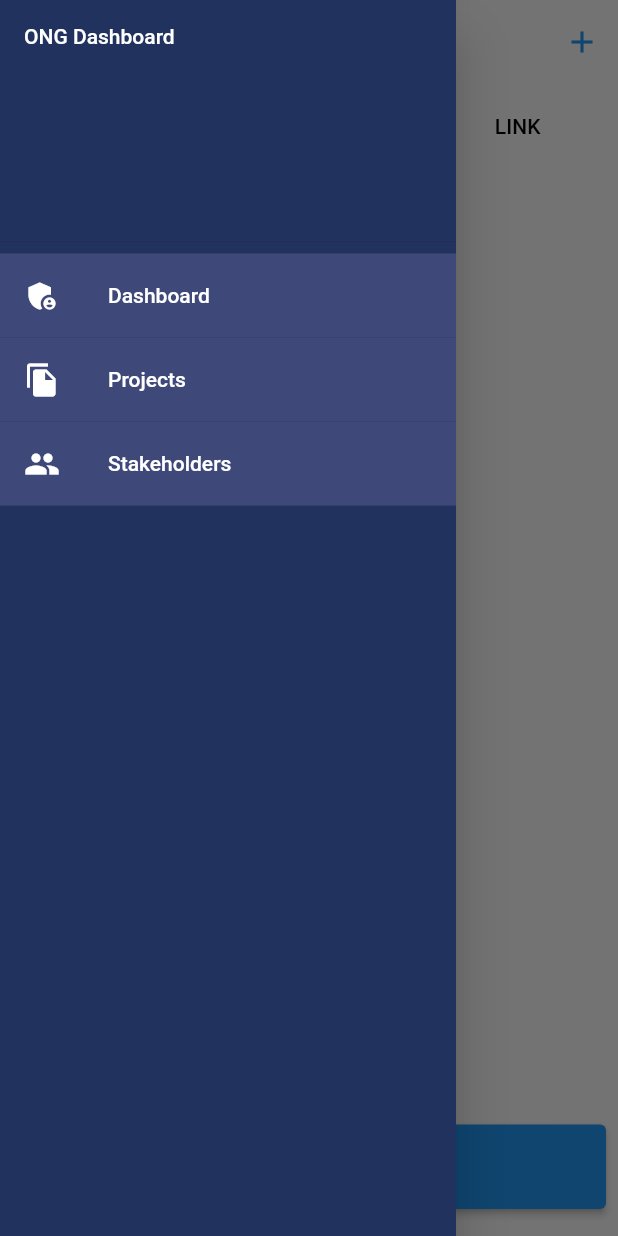
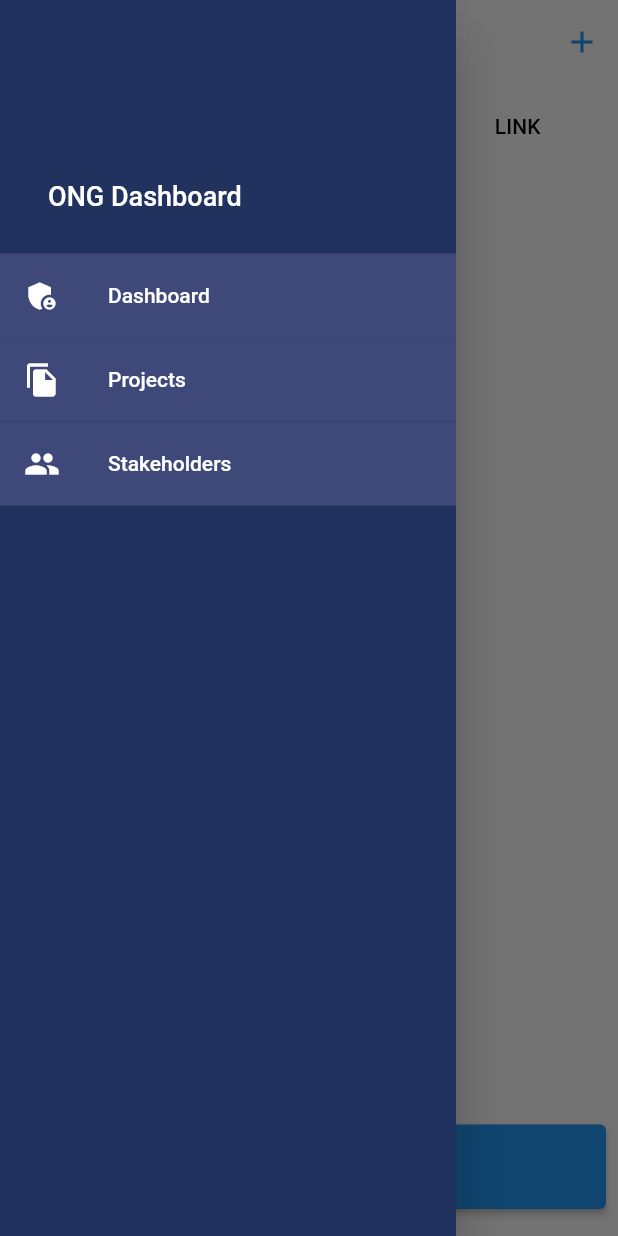
Before and after one commit to senenpalanca/superwoman, a Flutter app: the ProjectsPage screen opened directly, with the side drawer open, on a phone screen of 412 x 824 dp. Run offline on Flutter 3.47's test engine with Material 2 defaults, Android fonts, the phone set to English and light mode, and no system bars; our stand-ins replace cloud_firestore, date_format, firebase_core, firebase_storage, get_it, image_picker; accounts and stored records are empty.

Commit message:
Updated structure and added delete functionality

```diff
--- a/lib/pages/Projects/projects-page.dart
+++ b/lib/pages/Projects/projects-page.dart
@@ -4,6 +4,8 @@ import 'package:superwoman/pages/Projects/create-project-page.dart';
 import 'package:superwoman/services/project.service.dart';
 import 'package:superwoman/widgets/scaffold.dart';
 
+import '../../model/project.dart';
+import '../../pallete.dart';
 import '../../service-locator.dart';
 
 class ProjectsPage extends StatefulWidget {
@@ -82,6 +84,10 @@ class _ProjectsPageState extends State<ProjectsPage> {
                       numeric: false,
                       tooltip: "Finish date of the project",
                     ),
+                    DataColumn(
+                      label: Text("DELETE"),
+                      numeric: false,
+                    ),
                   ],
                   rows: projects
                       .map(
@@ -93,7 +99,10 @@ class _ProjectsPageState extends State<ProjectsPage> {
                             Text(project.description),
                           ),
                           DataCell(
-                            Text(project.webLink),
+                            Text(
+                              project.webLink,
+                              style: linkStyle,
+                            ),
                           ),
                           DataCell(
                             Text("${project.budget} \$"),
@@ -104,6 +113,10 @@ class _ProjectsPageState extends State<ProjectsPage> {
                                 : formatDate(project.closingDate,
                                     [dd, '/', mm, '/', yyyy])),
                           ),
+                          DataCell(IconButton(
+                            icon: Icon(Icons.clear),
+                            onPressed: () => _deleteProject(project),
+                          )),
                         ]),
                       )
                       .toList(),
@@ -132,4 +145,9 @@ class _ProjectsPageState extends State<ProjectsPage> {
       MaterialPageRoute(builder: (context) => const CreateProjectPage()),
     ).then((value) => setState(() {}));
   }
+
+  _deleteProject(Project project) async {
+    await locator<ProjectService>().deleteProject(project);
+    setState(() {});
+  }
 }
--- a/lib/pages/dashboard.dart
+++ b/lib/pages/dashboard.dart
@@ -16,7 +16,6 @@ class Dashboard extends StatefulWidget {
 }
 
 class _DashboardState extends State<Dashboard> {
-
   int noProjects = 0;
   int noStakeholders = 0;
   double moneyRaised = 0;
@@ -26,7 +25,7 @@ class _DashboardState extends State<Dashboard> {
     noProjects = await locator<ProjectService>().getNoProjects();
     noStakeholders = await locator<StakeholderService>().getNoStakeholders();
     moneyRaised = await locator<ProjectService>().getMoneyRaised();
-    averageFunds = moneyRaised / noProjects;
+    averageFunds = noProjects > 0 ? moneyRaised / noProjects : 0;
     return true;
   }
 
@@ -46,7 +45,6 @@ class _DashboardState extends State<Dashboard> {
 
   @override
   Widget build(BuildContext context) {
-    _getTabsData();
     Size size = MediaQuery.of(context).size;
     return MyScaffold(
       showTitle: "ONG Dashboard",
@@ -141,7 +139,6 @@ class _DashboardState extends State<Dashboard> {
               mainAxisAlignment: MainAxisAlignment.center,
               children: [
                 Flexible(
-
                   child: Text(
                     description,
                     style: TextStyle(
--- a/lib/widgets/avatar-selector.dart
+++ b/lib/widgets/avatar-selector.dart
@@ -18,13 +18,10 @@ class AvatarSelector extends StatefulWidget {
 class _AvatarSelectorState extends State<AvatarSelector> {
   @override
   Widget build(BuildContext context) {
-    Size size = MediaQuery.of(context).size;
-    double margin = size.width * 0.2;
     return GestureDetector(
       onTap: () => _showBottomSheet(),
       child: Stack(
         children: [
-          // Container(width: 120, height: 120,),
           CircleAvatar(
             radius: 60.0,
             backgroundColor: Colors.grey,
--- a/lib/widgets/drawer.dart
+++ b/lib/widgets/drawer.dart
@@ -22,15 +22,7 @@ class _MyDrawerState extends State<MyDrawer> {
       child: ListView(
         padding: EdgeInsets.zero,
         children: [
-          const DrawerHeader(
-            decoration: BoxDecoration(
-              color: backgroundColor,
-            ),
-            child: Text(
-              'ONG Dashboard',
-              style: TextStyle(color: titleColor),
-            ),
-          ),
+          _buildHeader(),
           _buildTile("Dashboard", Icons.admin_panel_settings, Dashboard()),
           _buildTile("Projects", Icons.file_copy, ProjectsPage()),
           _buildTile("Stakeholders", Icons.group, StakeholdersPage()),
@@ -63,4 +55,27 @@ class _MyDrawerState extends State<MyDrawer> {
       MaterialPageRoute(builder: (context) => page),
     );
   }
+
+  _buildHeader() {
+    return DrawerHeader(
+      decoration: BoxDecoration(
+        color: backgroundColor,
+      ),
+      child: Stack(
+        children: [
+          Positioned(
+            bottom: 12.0,
+            left: 16.0,
+            child: Text(
+              'ONG Dashboard',
+              style: TextStyle(
+                color: titleColor,
+                fontSize: 18,
+              ),
+            ),
+          ),
+        ],
+      ),
+    );
+  }
 }
```
Also changed, not shown: lib/pages/Stakeholders/stakeholders-page.dart (+14 -0 lines), lib/services/project.service.dart (+8 -0 lines), lib/services/stakeholder.service.dart (+8 -0 lines), lib/services/storage.service.dart (+0 -40 lines), lib/widgets/project-tile.dart (deleted, +0 -12 lines).
